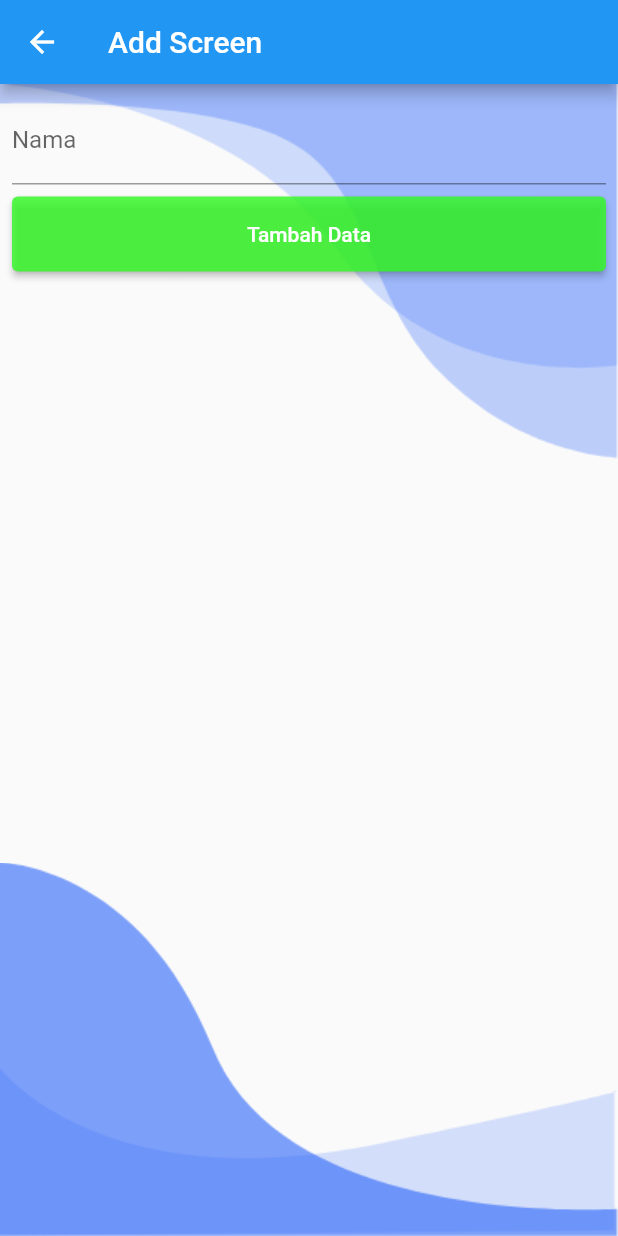
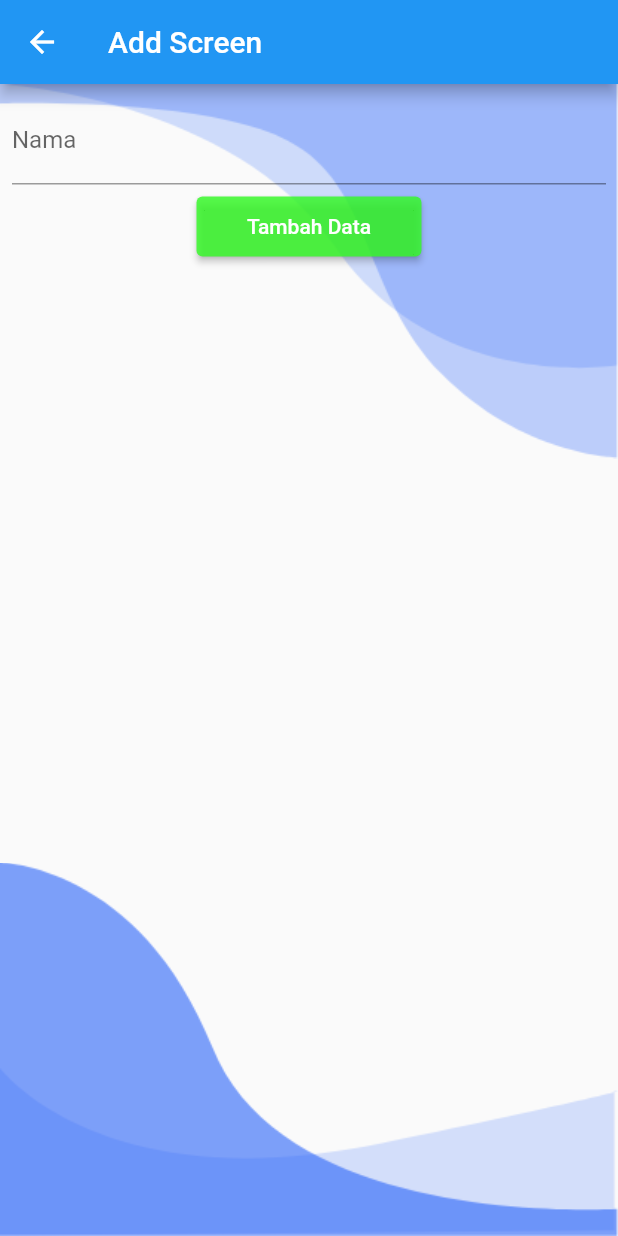
Before and after one commit to YogaRahmahadi/flutter_starter_stisla, a Flutter app: the AddScreen screen opened directly, on a phone screen of 412 x 824 dp. Run offline on Flutter 3.47's test engine with Material 2 defaults, Android fonts, the phone set to English and light mode, and no system bars; our stand-ins replace shared_preferences; accounts and stored records are empty.

Commit message:
Update Button Size

```diff
--- a/lib/screens/add_screen.dart
+++ b/lib/screens/add_screen.dart
@@ -69,8 +69,8 @@ class _AddScreenState extends State<AddScreen> {
                 height: 8,
               ),
               SizedBox(
-                height: 50,
-                width: double.infinity,
+                height: 40,
+                width: 150,
                 child: ElevatedButton(
                   onPressed: () {
                     addData();
--- a/lib/screens/edit_screen.dart
+++ b/lib/screens/edit_screen.dart
@@ -113,7 +113,7 @@ class _EditScreenState extends State<EditScreen> {
                 height: 8,
               ),
               SizedBox(
-                height: 50,
+                height: 40,
                 width: 300,
                 child: Row(
                   children: [
```
